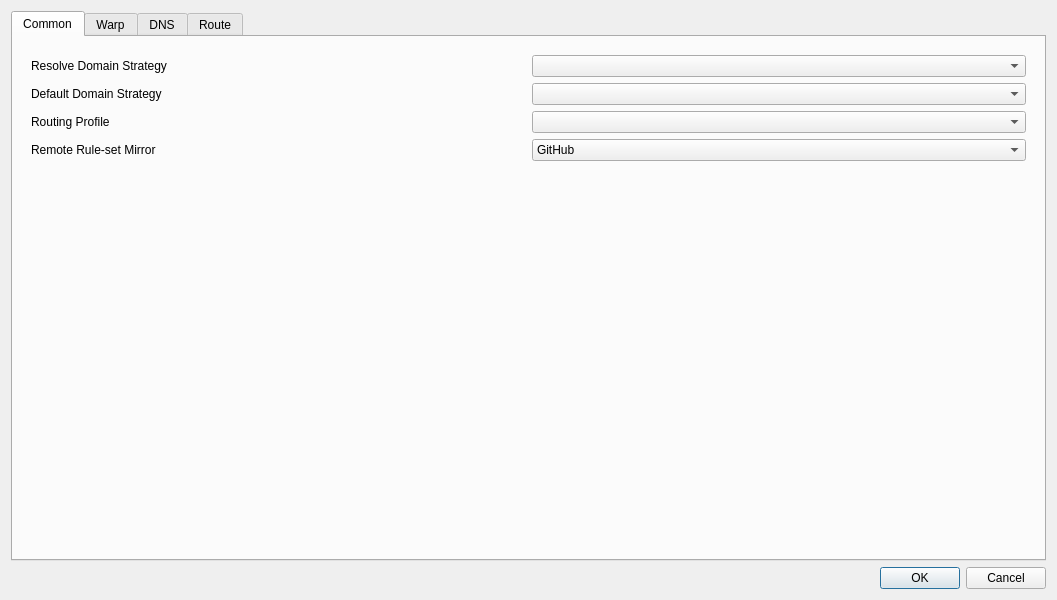
Qt form include/ui/setting/dialog_manage_routes.ui (throneproj/Throne) before a commit.
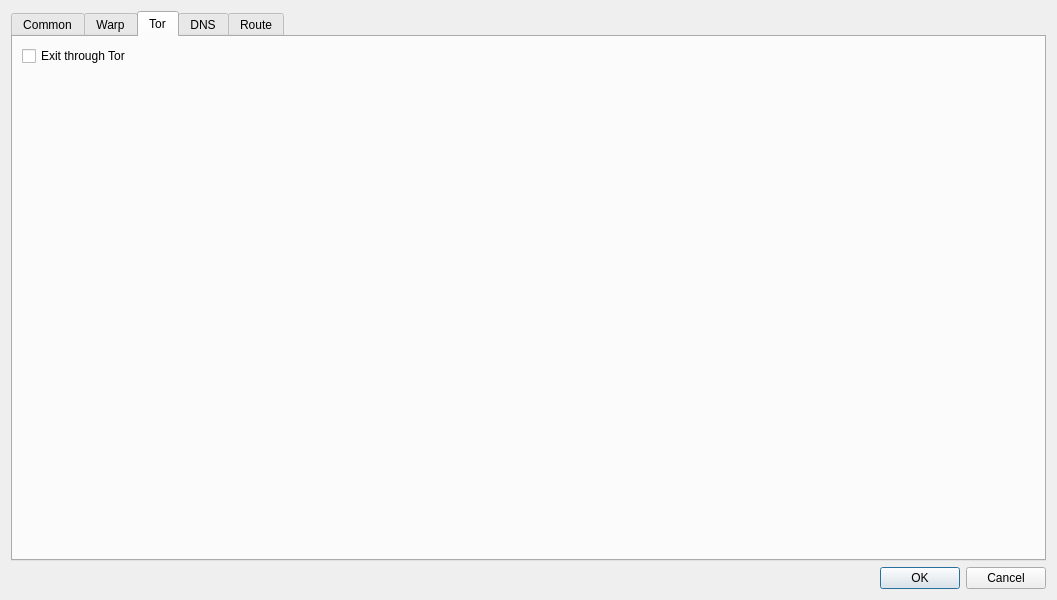
The same form after that commit. The open tabs and pages were chosen to show the change.

The edit to the form file:
```diff
--- a/include/ui/setting/dialog_manage_routes.ui
+++ b/include/ui/setting/dialog_manage_routes.ui
@@ -479,6 +479,42 @@
        </item>
       </layout>
      </widget>
+     <widget class="QWidget" name="tab_tor">
+      <property name="uiFoldInto" stdset="0">
+       <string notr="true">tab</string>
+      </property>
+      <attribute name="title">
+       <string notr="true">Tor</string>
+      </attribute>
+      <layout class="QVBoxLayout" name="tor_layout">
+       <item>
+        <widget class="QCheckBox" name="enable_tor">
+         <property name="toolTip">
+          <string>Sends proxied traffic out through Tor, over the selected server. TCP only.</string>
+         </property>
+         <property name="text">
+          <string>Exit through Tor</string>
+         </property>
+        </widget>
+       </item>
+       <item>
+        <widget class="QLabel" name="tor_status"/>
+       </item>
+       <item>
+        <spacer name="tor_bottom_spacer">
+         <property name="orientation">
+          <enum>Qt::Vertical</enum>
+         </property>
+         <property name="sizeHint" stdset="0">
+          <size>
+           <width>20</width>
+           <height>40</height>
+          </size>
+         </property>
+        </spacer>
+       </item>
+      </layout>
+     </widget>
      <widget class="QWidget" name="tab_3">
       <attribute name="title">
        <string>DNS</string>
```
